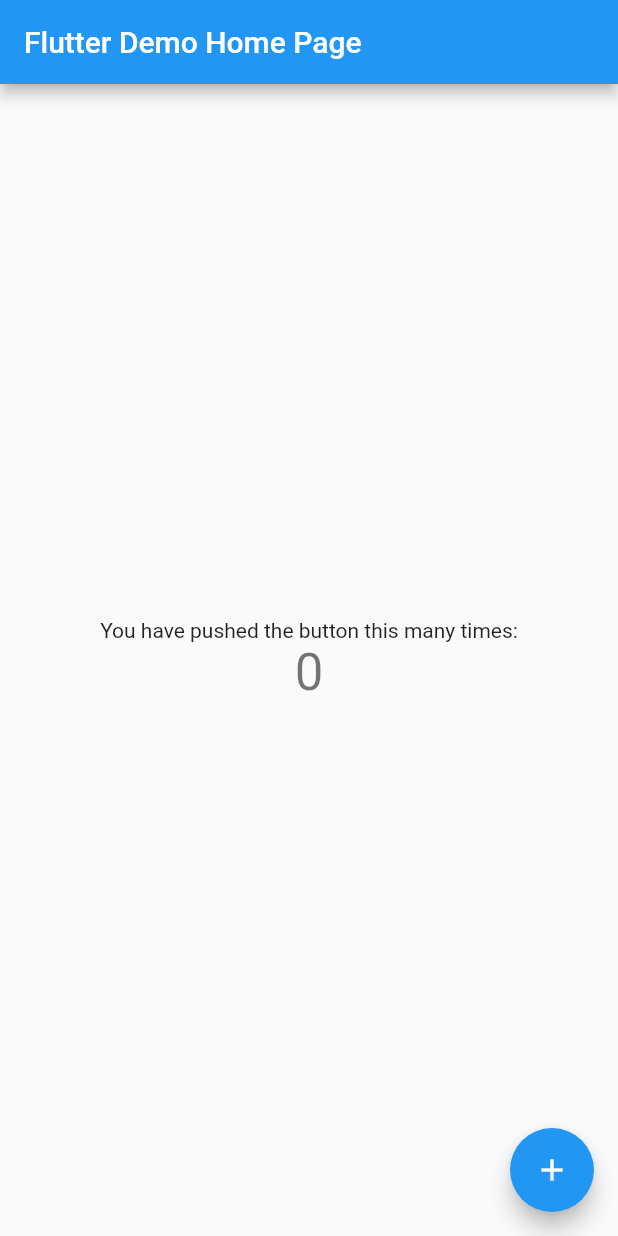
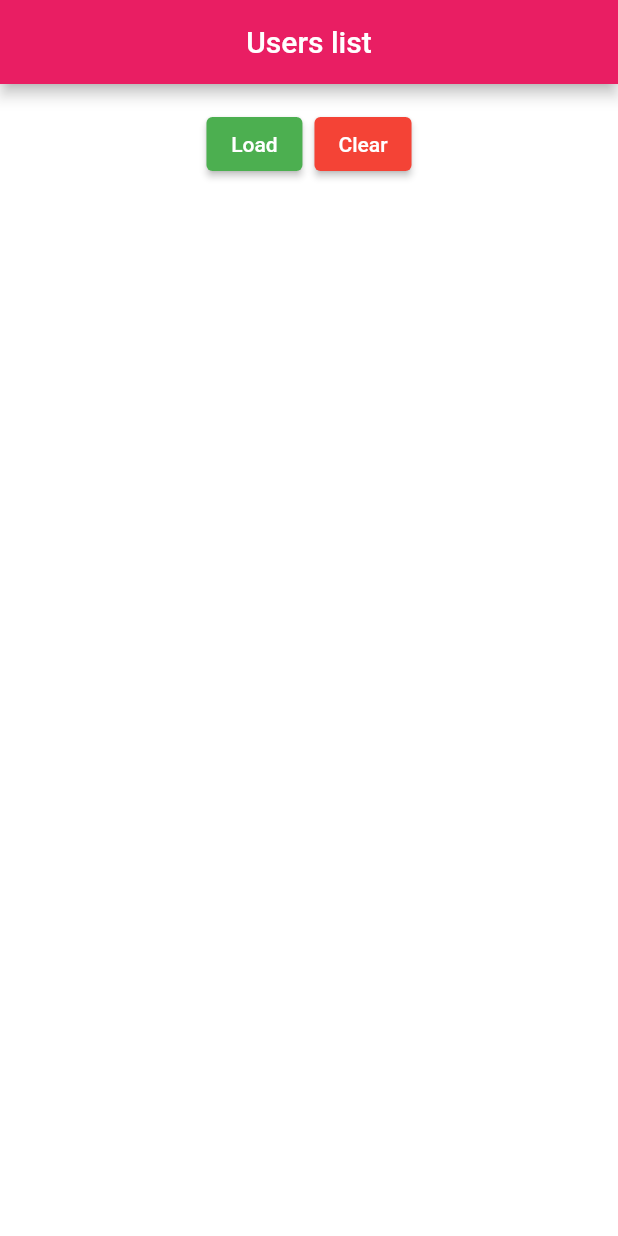
Before and after one commit to e-razboinikov/bloc_testing, a Flutter app: the screen it shows after launch, on a phone screen of 412 x 824 dp. Run offline on Flutter 3.47's test engine with Material 2 defaults, Android fonts, the phone set to English and light mode, and no system bars.

Commit message:
Started working with app layout.

```diff
--- a/lib/main.dart
+++ b/lib/main.dart
@@ -1,4 +1,6 @@
 import 'package:flutter/material.dart';
+
+import './pages/home_page.dart';
 
 void main() {
   runApp(const MyApp());
@@ -10,58 +12,12 @@ class MyApp extends StatelessWidget {
   @override
   Widget build(BuildContext context) {
     return MaterialApp(
-      title: 'Flutter Demo',
+      debugShowCheckedModeBanner: false,
+      title: 'Flutter BLoC',
       theme: ThemeData(
-        primarySwatch: Colors.blue,
+        primarySwatch: Colors.pink,
       ),
-      home: const MyHomePage(title: 'Flutter Demo Home Page'),
+      home: const HomePage(),
     );
   }
 }
-
-class MyHomePage extends StatefulWidget {
-  const MyHomePage({Key? key, required this.title}) : super(key: key);
-
-  final String title;
-
-  @override
-  State<MyHomePage> createState() => _MyHomePageState();
-}
-
-class _MyHomePageState extends State<MyHomePage> {
-  int _counter = 0;
-
-  void _incrementCounter() {
-    setState(() {
-      _counter++;
-    });
-  }
-
-  @override
-  Widget build(BuildContext context) {
-    return Scaffold(
-      appBar: AppBar(
-        title: Text(widget.title),
-      ),
-      body: Center(
-        child: Column(
-          mainAxisAlignment: MainAxisAlignment.center,
-          children: <Widget>[
-            const Text(
-              'You have pushed the button this many times:',
-            ),
-            Text(
-              '$_counter',
-              style: Theme.of(context).textTheme.headline4,
-            ),
-          ],
-        ),
-      ),
-      floatingActionButton: FloatingActionButton(
-        onPressed: _incrementCounter,
-        tooltip: 'Increment',
-        child: const Icon(Icons.add),
-      ),
-    );
-  }
-}
--- /dev/null
+++ b/lib/pages/home_page.dart
@@ -0,0 +1,33 @@
+import 'package:flutter/material.dart';
+
+import '../widgets/action_buttons.dart';
+import '../widgets/user_list.dart';
+
+class HomePage extends StatelessWidget {
+  const HomePage({Key? key}) : super(key: key);
+
+  @override
+  Widget build(BuildContext context) {
+    return Scaffold(
+      backgroundColor: Colors.white,
+      appBar: AppBar(
+        title: const Text('Users list'),
+        centerTitle: true,
+      ),
+      body: Padding(
+        padding: const EdgeInsets.symmetric(
+          vertical: 16.0,
+        ),
+        child: Column(
+          crossAxisAlignment: CrossAxisAlignment.center,
+          children: const [
+            ActionButtons(),
+            Expanded(
+              child: UserList(),
+            )
+          ],
+        ),
+      ),
+    );
+  }
+}
--- /dev/null
+++ b/lib/widgets/action_buttons.dart
@@ -0,0 +1,35 @@
+import 'package:flutter/material.dart';
+
+class ActionButtons extends StatelessWidget {
+  const ActionButtons({Key? key}) : super(key: key);
+
+  @override
+  Widget build(BuildContext context) {
+    return Row(
+      mainAxisSize: MainAxisSize.min,
+      children: [
+        ElevatedButton(
+          onPressed: () {},
+          child: const Text(
+            'Load',
+          ),
+          style: ElevatedButton.styleFrom(
+            primary: Colors.green,
+          ),
+        ),
+        const SizedBox(
+          width: 8.0,
+        ),
+        ElevatedButton(
+          onPressed: () {},
+          child: const Text(
+            'Clear',
+          ),
+          style: ElevatedButton.styleFrom(
+            primary: Colors.red,
+          ),
+        ),
+      ],
+    );
+  }
+}
--- /dev/null
+++ b/lib/widgets/user_list.dart
@@ -0,0 +1,10 @@
+import 'package:flutter/material.dart';
+
+class UserList extends StatelessWidget {
+  const UserList({Key? key}) : super(key: key);
+
+  @override
+  Widget build(BuildContext context) {
+    return Container();
+  }
+}
```
